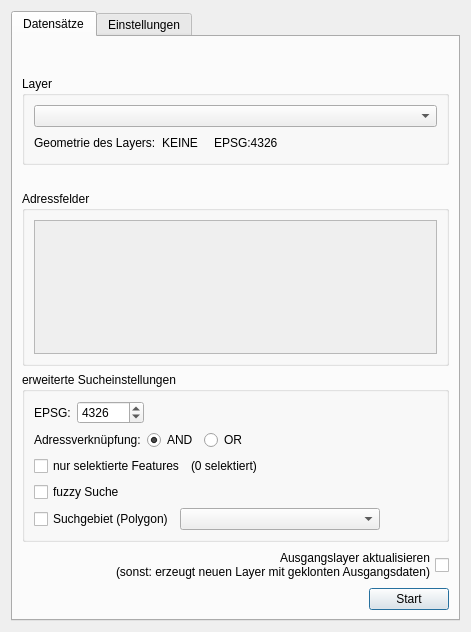
de-bkg/qgis-geocoder, file bkggeocoder/bkg_geocoder_dialog_base.ui: the form before one commit.
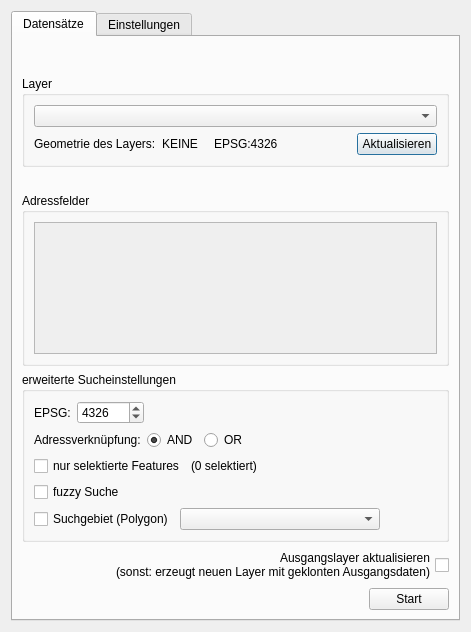
The form after the commit.

Commit message: geocoder main window non modal

Diff of the .ui file:
```diff
--- a/bkggeocoder/bkg_geocoder_dialog_base.ui
+++ b/bkggeocoder/bkg_geocoder_dialog_base.ui
@@ -107,6 +107,13 @@
               </property>
              </spacer>
             </item>
+            <item>
+             <widget class="QPushButton" name="refresh_button">
+              <property name="text">
+               <string>Aktualisieren</string>
+              </property>
+             </widget>
+            </item>
            </layout>
           </item>
          </layout>
@@ -151,7 +158,7 @@
                <x>0</x>
                <y>0</y>
                <width>407</width>
-               <height>151</height>
+               <height>148</height>
               </rect>
              </property>
              <layout class="QGridLayout" name="gridLayout">
```
Left out of the diff: 2 changed lines with no effect on the pictures. The commit also changes 3 other files.
